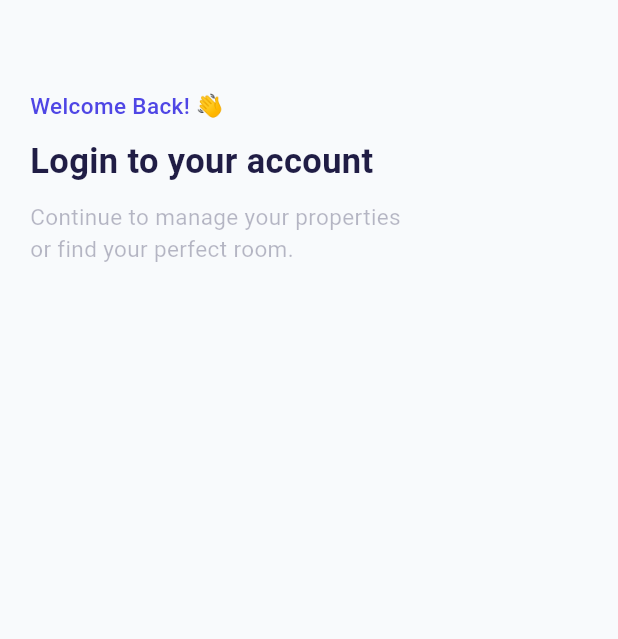
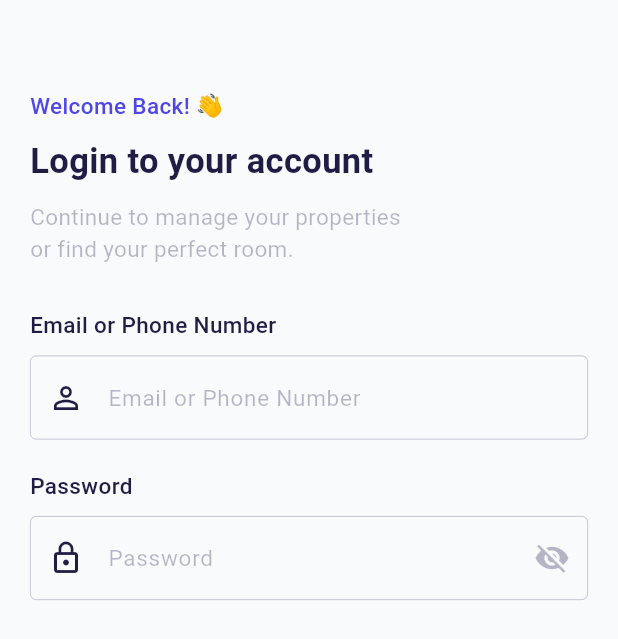
Before and after one commit to johancurato1-stack/BH-Finder-Main, a Flutter app: the screen it shows after launch, on a phone screen of 412 x 824 dp. Shown: the top 639 px of the screen. Run offline on Flutter 3.47's test engine with Material 3 defaults, Android fonts, the phone set to English and light mode, and no system bars.

Commit message:
feat: upgrade custom text field to stateful and fix layout parameters

```diff
--- a/lib/features/auth/login/login_screen.dart
+++ b/lib/features/auth/login/login_screen.dart
@@ -1,5 +1,6 @@
 import 'package:flutter/material.dart';
 import 'package:bh_finder/core/theme/app_colors.dart';
+import 'package:bh_finder/widgets/custom_text_field.dart';
 
 class LoginScreen extends StatefulWidget {
   const LoginScreen({super.key});
@@ -9,6 +10,16 @@ class LoginScreen extends StatefulWidget {
 }
 
 class _LoginScreenState extends State<LoginScreen> {
+  final _emailController = TextEditingController();
+  final _passwordController = TextEditingController();
+
+  @override
+  void dispose() {
+    _emailController.dispose();
+    _passwordController.dispose();
+    super.dispose();
+  }
+
   @override
   Widget build(BuildContext context) {
     return Scaffold(
@@ -58,6 +69,54 @@ class _LoginScreenState extends State<LoginScreen> {
                     color: AppColors.tertiary,
                   ),
                 ),
+
+                const SizedBox(height: 30),
+
+                // Email or Phone Number Label
+                const Text(
+                  'Email or Phone Number',
+                  style: TextStyle(
+                    fontSize: 15,
+                    fontFamily: 'Roboto',
+                    fontWeight: FontWeight.w500,
+                    color: AppColors.secondary,
+                  ),
+                ),
+
+                const SizedBox(height: 10),
+
+                // Email or Phone Number Text Field
+                CustomTextField(
+                  controller: _emailController,
+                  labelText: 'Email or Phone Number',
+                  hintText: 'Enter your email or phone number',
+                  prefixIcon: Icons.person_outline,
+                  keyboardType: TextInputType.emailAddress,
+                ),
+
+                const SizedBox(height: 20),
+
+                // Password Label
+                const Text(
+                  'Password',
+                  style: TextStyle(
+                    fontSize: 15,
+                    fontFamily: 'Roboto',
+                    fontWeight: FontWeight.w500,
+                    color: AppColors.secondary,
+                  ),
+                ),
+
+                const SizedBox(height: 10),
+
+                // Password Text Field
+                CustomTextField(
+                  controller: _passwordController,
+                  labelText: 'Password',
+                  hintText: 'Enter your password',
+                  prefixIcon: Icons.lock_outline,
+                  isPasswordField: true, // Hides the password input characters
+                ),
               ],
             ),
           ),
--- /dev/null
+++ b/lib/widgets/custom_text_field.dart
@@ -0,0 +1,90 @@
+import 'package:flutter/material.dart';
+import 'package:bh_finder/core/theme/app_colors.dart';
+
+class CustomTextField extends StatefulWidget {
+  final TextEditingController controller;
+  final String labelText;
+  final String hintText;
+  final IconData prefixIcon;
+  final bool isPasswordField;
+  final TextInputType keyboardType;
+
+  const CustomTextField({
+    super.key,
+    required this.controller,
+    required this.labelText,
+    required this.hintText,
+    required this.prefixIcon,
+    this.isPasswordField = false,
+    this.keyboardType = TextInputType.text,
+  });
+
+  @override
+  State<CustomTextField> createState() => _CustomTextFieldState();
+}
+
+class _CustomTextFieldState extends State<CustomTextField> {
+  late bool obscureText;
+
+  @override
+  void initState() {
+    super.initState();
+    obscureText = widget.isPasswordField;
+  }
+
+  @override
+  Widget build(BuildContext context) {
+    return TextFormField(
+      controller: widget.controller,
+      obscureText: obscureText,
+      keyboardType: widget.keyboardType,
+      style: const TextStyle(
+        fontSize: 16,
+        color: AppColors.secondary,
+        fontFamily: 'Roboto',
+      ),
+      decoration: InputDecoration(
+        labelText: widget.labelText,
+        hintText: widget.hintText,
+
+        floatingLabelBehavior: FloatingLabelBehavior.never,
+
+        prefixIcon: Icon(widget.prefixIcon, color: AppColors.secondary),
+
+        suffixIcon: widget.isPasswordField
+            ? IconButton(
+                icon: Icon(
+                  obscureText ? Icons.visibility_off : Icons.visibility,
+                  color: AppColors.tertiary,
+                ),
+                onPressed: () {
+                  setState(() {
+                    obscureText = !obscureText;
+                  });
+                },
+              )
+            : null,
+
+        enabledBorder: const OutlineInputBorder(
+          borderSide: BorderSide(color: AppColors.tertiary, width: 0.5),
+        ),
+
+        focusedBorder: const OutlineInputBorder(
+          borderSide: BorderSide(color: AppColors.secondary, width: 0.5),
+        ),
+
+        labelStyle: const TextStyle(
+          fontSize: 15,
+          color: AppColors.tertiary,
+          fontFamily: 'Roboto',
+        ),
+
+        hintStyle: const TextStyle(
+          fontSize: 15,
+          color: AppColors.tertiary,
+          fontFamily: 'Roboto',
+        ),
+      ),
+    );
+  }
+}
```
